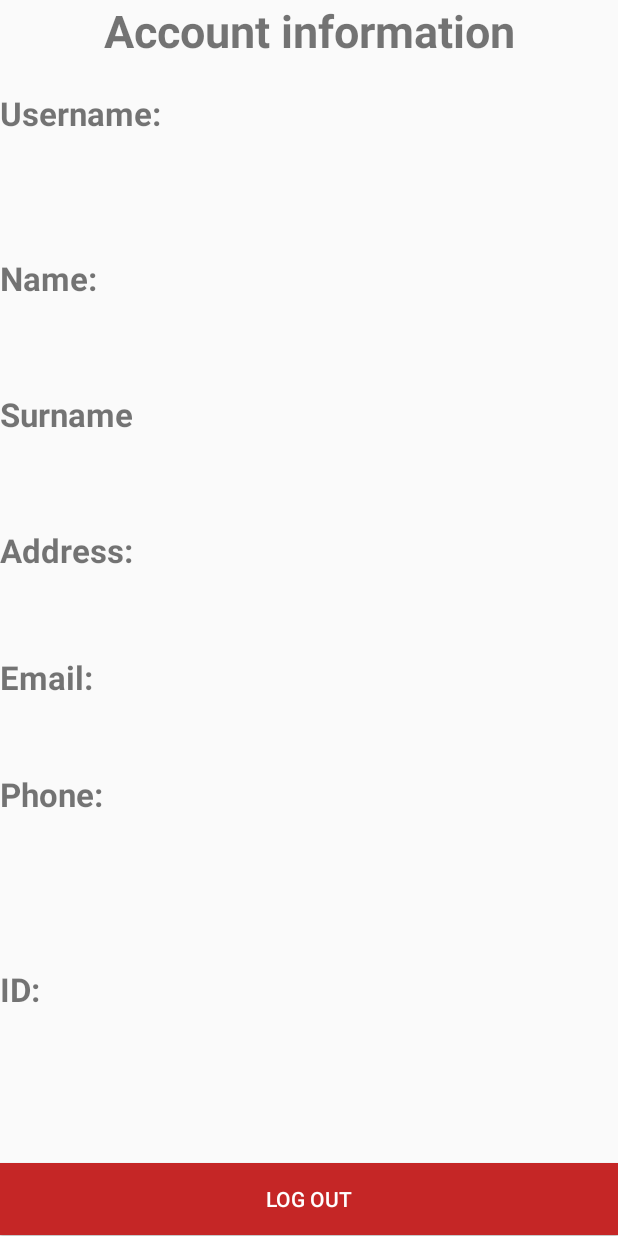
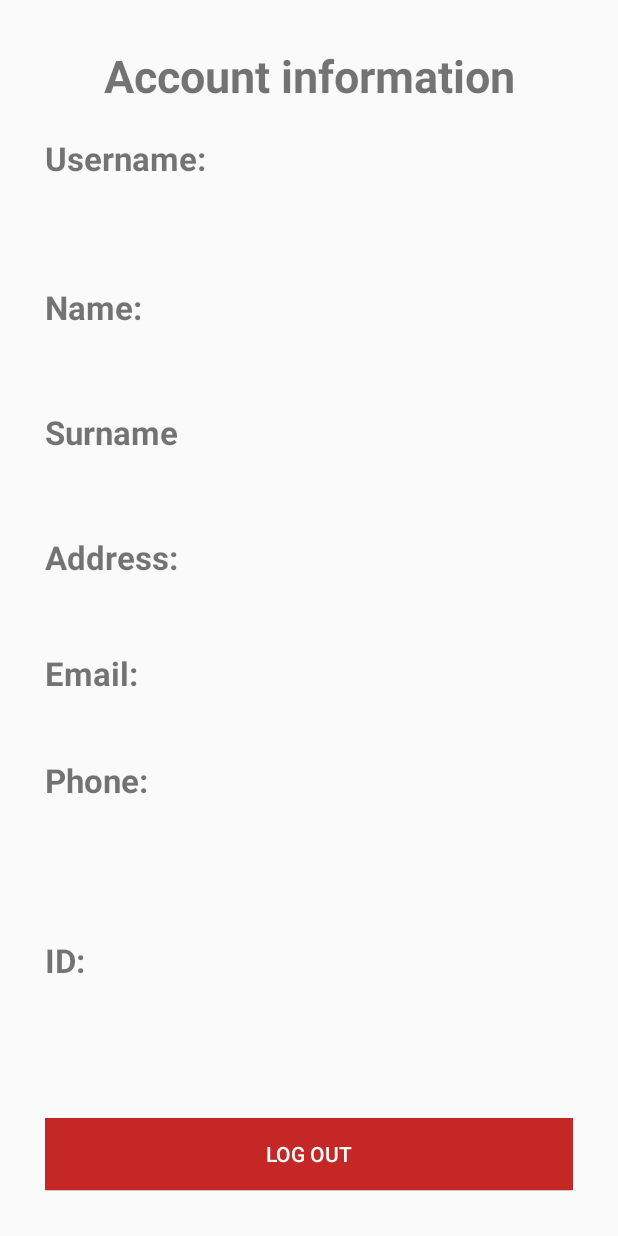
Before and after one commit to CreditApp/CreditApp, an Android app: the layout profile_fragment_view.xml on its own in the app's theme, with its tools: preview values and no code run, on a phone screen of 412 x 824 dp. Run offline under Robolectric (Android 15) with nearby library versions, the phone set to English and light mode, and no system bars.

Commit message:
add margins

```diff
--- a/app/src/main/res/layout-land/profile_fragment_view.xml
+++ b/app/src/main/res/layout-land/profile_fragment_view.xml
@@ -2,6 +2,7 @@
 <LinearLayout xmlns:android="http://schemas.android.com/apk/res/android"
     android:layout_width="match_parent"
     android:layout_height="match_parent"
+
     android:orientation="vertical">
 
     <ScrollView
@@ -13,6 +14,7 @@
         <LinearLayout
             android:layout_width="match_parent"
             android:layout_height="match_parent"
+            android:layout_margin="20dp"
             android:orientation="vertical">
 
             <TextView
--- a/app/src/main/res/layout/fragment_about.xml
+++ b/app/src/main/res/layout/fragment_about.xml
@@ -3,6 +3,7 @@
     xmlns:tools="http://schemas.android.com/tools"
     android:layout_width="match_parent"
     android:layout_height="match_parent"
+
     android:orientation="vertical"
     tools:context="com.example.android.itcreditonline.AboutFragment">
 
@@ -11,6 +12,7 @@
         android:layout_height="match_parent">
         <LinearLayout
             android:layout_width="match_parent"
+            android:layout_margin="20dp"
             android:layout_height="match_parent"
             android:orientation="vertical">
 
--- a/app/src/main/res/layout/profile_fragment_view.xml
+++ b/app/src/main/res/layout/profile_fragment_view.xml
@@ -1,6 +1,7 @@
 <?xml version="1.0" encoding="utf-8"?>
 <LinearLayout xmlns:android="http://schemas.android.com/apk/res/android"
     android:layout_width="match_parent"
+    android:layout_margin="20dp"
     android:layout_height="match_parent"
     android:orientation="vertical">
 
@@ -13,6 +14,7 @@
         <LinearLayout
             android:layout_width="match_parent"
             android:layout_height="match_parent"
+            android:layout_margin="10dp"
             android:orientation="vertical">
 
             <TextView
--- a/app/src/main/res/values/strings.xml
+++ b/app/src/main/res/values/strings.xml
@@ -8,7 +8,7 @@
     <string name="password_again_reg">Repeat Password</string>
     <string name="name_reg">Name</string>
     <string name="username_reg">Username</string>
-    <string name="surName_reg">Surname</string>
+    <string name="surName_reg">Surname:</string>
     <string name="id_et">ID</string>
     <string name="username_info">Username:</string>
     <string name="name_info">Name:</string>
```
